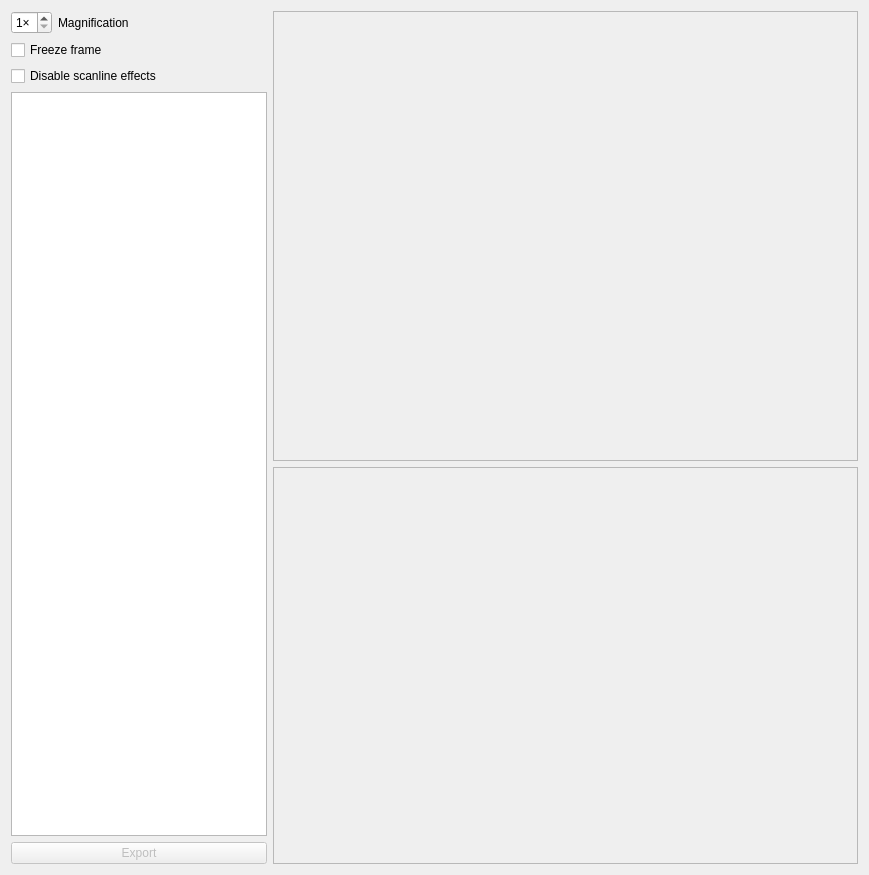
kiddreads/Avalon-copy2, file Libretro/mgba/src/platform/qt/FrameView.ui: the form before one commit.
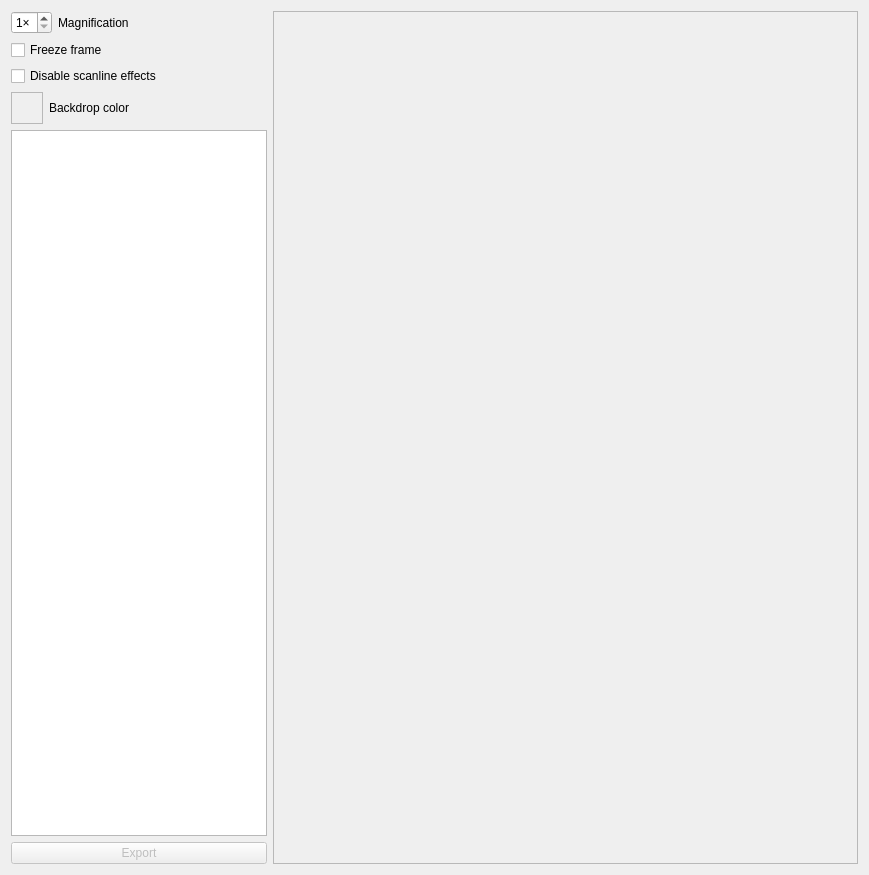
The form after the commit.

Commit message: Qt: Add backdrop editor

```diff
--- a/Libretro/mgba/src/platform/qt/FrameView.ui
+++ b/Libretro/mgba/src/platform/qt/FrameView.ui
@@ -13,7 +13,7 @@
   <property name="windowTitle">
    <string>Inspect frame</string>
   </property>
-  <layout class="QGridLayout" name="gridLayout" rowstretch="0,0,0,0,1,1,0" columnstretch="0,1">
+  <layout class="QGridLayout" name="gridLayout" rowstretch="0,0,0,0,0,1,0" columnstretch="0,1">
    <item row="0" column="0">
     <layout class="QHBoxLayout" name="horizontalLayout_4">
      <item>
@@ -51,49 +51,46 @@
      </property>
     </widget>
    </item>
-   <item row="5" column="1" rowspan="2">
-    <widget class="QScrollArea" name="compositedArea">
-     <property name="widgetResizable">
-      <bool>true</bool>
-     </property>
-     <widget class="QWidget" name="scrollAreaWidgetContents_2">
-      <property name="geometry">
-       <rect>
-        <x>0</x>
-        <y>0</y>
-        <width>567</width>
-        <height>382</height>
-       </rect>
-      </property>
-      <layout class="QVBoxLayout" name="verticalLayout_2">
-       <item>
-        <widget class="QLabel" name="compositedView">
-         <property name="text">
-          <string/>
-         </property>
-        </widget>
-       </item>
-       <item>
-        <spacer name="verticalSpacer_3">
-         <property name="orientation">
-          <enum>Qt::Vertical</enum>
-         </property>
-         <property name="sizeHint" stdset="0">
-          <size>
-           <width>20</width>
-           <height>40</height>
-          </size>
-         </property>
-        </spacer>
-       </item>
-      </layout>
-     </widget>
-    </widget>
+   <item row="3" column="0">
+    <layout class="QHBoxLayout" name="horizontalLayout">
+     <item>
+      <widget class="QFrame" name="backdrop">
+       <property name="sizePolicy">
+        <sizepolicy hsizetype="Fixed" vsizetype="Fixed">
+         <horstretch>0</horstretch>
+         <verstretch>0</verstretch>
+        </sizepolicy>
+       </property>
+       <property name="minimumSize">
+        <size>
+         <width>32</width>
+         <height>32</height>
+        </size>
+       </property>
+       <property name="autoFillBackground">
+        <bool>true</bool>
+       </property>
+       <property name="frameShape">
+        <enum>QFrame::StyledPanel</enum>
+       </property>
+       <property name="frameShadow">
+        <enum>QFrame::Raised</enum>
+       </property>
+      </widget>
+     </item>
+     <item>
+      <widget class="QLabel" name="label">
+       <property name="text">
+        <string>Backdrop color</string>
+       </property>
+      </widget>
+     </item>
+    </layout>
    </item>
-   <item row="0" column="1" rowspan="5">
-    <widget class="QScrollArea" name="renderedArea">
-     <property name="widgetResizable">
-      <bool>true</bool>
+   <item row="2" column="0">
+    <widget class="QCheckBox" name="disableScanline">
+     <property name="text">
+      <string>Disable scanline effects</string>
      </property>
      <widget class="QWidget" name="scrollAreaWidgetContents">
       <property name="geometry">
@@ -129,7 +126,7 @@
      </widget>
     </widget>
    </item>
-   <item row="3" column="0" rowspan="3">
+   <item row="4" column="0" rowspan="2">
     <widget class="QListWidget" name="queue"/>
    </item>
    <item row="6" column="0">
@@ -142,11 +139,43 @@
      </property>
     </widget>
    </item>
-   <item row="2" column="0">
-    <widget class="QCheckBox" name="disableScanline">
-     <property name="text">
-      <string>Disable scanline effects</string>
+   <item row="0" column="1" rowspan="7">
+    <widget class="QScrollArea" name="compositedArea">
+     <property name="widgetResizable">
+      <bool>true</bool>
      </property>
+     <widget class="QWidget" name="scrollAreaWidgetContents_2">
+      <property name="geometry">
+       <rect>
+        <x>0</x>
+        <y>0</y>
+        <width>567</width>
+        <height>382</height>
+       </rect>
+      </property>
+      <layout class="QVBoxLayout" name="verticalLayout_2">
+       <item>
+        <widget class="QLabel" name="compositedView">
+         <property name="text">
+          <string/>
+         </property>
+        </widget>
+       </item>
+       <item>
+        <spacer name="verticalSpacer_3">
+         <property name="orientation">
+          <enum>Qt::Vertical</enum>
+         </property>
+         <property name="sizeHint" stdset="0">
+          <size>
+           <width>20</width>
+           <height>40</height>
+          </size>
+         </property>
+        </spacer>
+       </item>
+      </layout>
+     </widget>
     </widget>
    </item>
   </layout>
```
Left out of the diff: 32 changed lines with no effect on the pictures. The commit also changes 4 other files.
